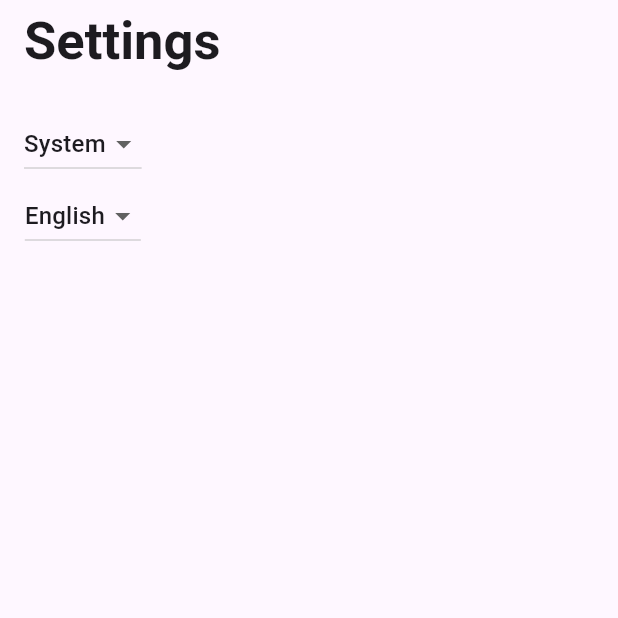
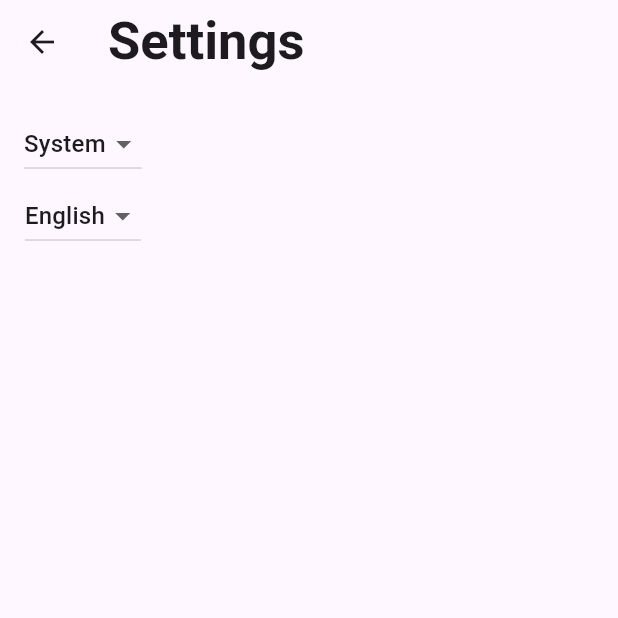
Before and after one commit to wabisque/victoria-native, a Flutter app: the screen it shows after launch, after a tap on "Login", on a phone screen of 412 x 824 dp, the top half of it. Run offline on Flutter 3.47's test engine with Material 2 defaults, Android fonts, the phone set to English and light mode, and no system bars; our stand-ins replace flutter_svg, shared_preferences; generated files the repository leaves out were written again.

Commit message:
quick fixes

```diff
--- a/lib/main.dart
+++ b/lib/main.dart
@@ -11,6 +11,8 @@ import 'src/theme/theme_provider.dart';
 import 'src/theme/theme_service.dart';
 
 Future<void> _setup() async {
+  WidgetsFlutterBinding.ensureInitialized();
+
   Preferences.instance = await SharedPreferences.getInstance();
 
   // await Preferences.instance.clear();
--- a/lib/src/login/login_view.dart
+++ b/lib/src/login/login_view.dart
@@ -79,7 +79,7 @@ class _LoginViewState extends State<LoginView> {
                         ),
                         FilledButton(
                           onPressed: () {
-                            navigatorState.pushReplacementNamed('/settings');
+                            navigatorState.pushNamed('/settings');
                           },
                           child: Text(appLocalizations.loginViewSubmitActionText)
                         )
--- a/lib/src/register/register_view.dart
+++ b/lib/src/register/register_view.dart
@@ -95,7 +95,7 @@ class _RegisterViewState extends State<RegisterView> {
                       children: [
                         FilledButton(
                           onPressed: () {
-                            navigatorState.pushReplacementNamed('/settings');
+                            navigatorState.pushNamed('/settings');
                           },
                           child: Text(appLocalizations.registerViewSubmitActionText)
                         )
```
